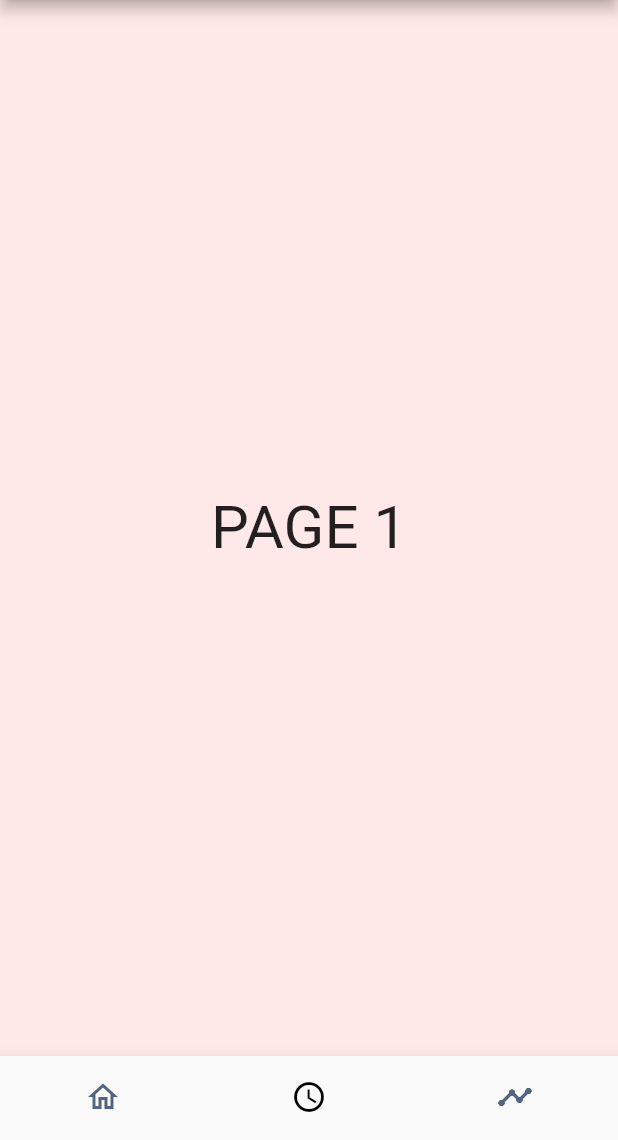
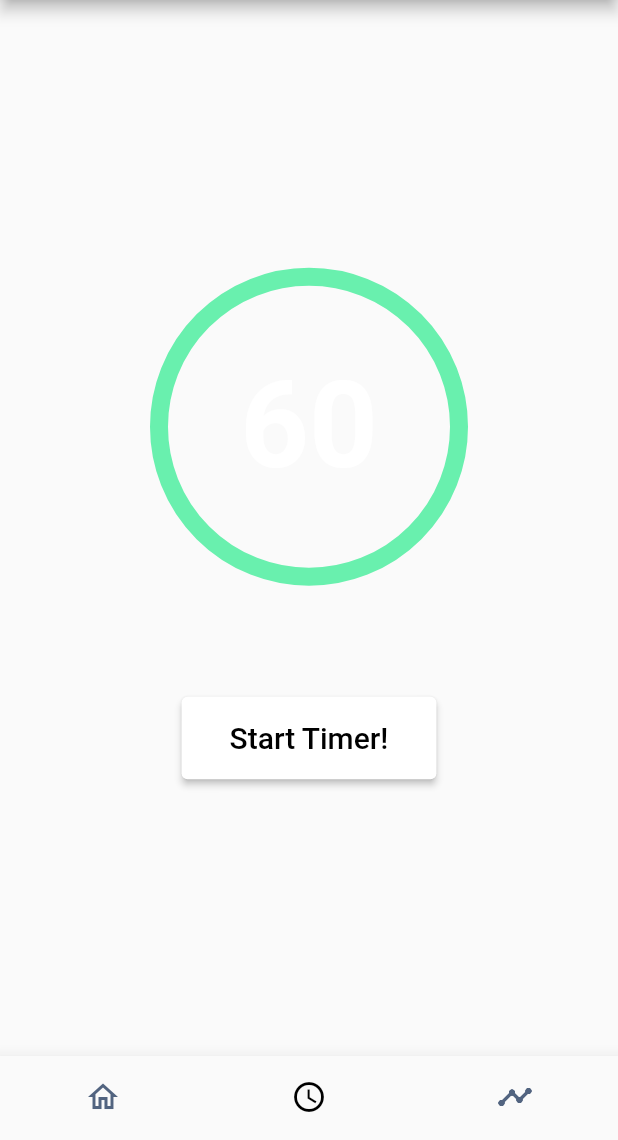
Before and after one commit to DudaSSilva/AS_APP, a Flutter app: the PacoteHabitos screen opened directly, item 2 of the bottom bar chosen, on a phone screen of 412 x 824 dp, the part 96-1236 px from its top. Run offline on Flutter 3.47's test engine with Material 2 defaults, Android fonts, the phone set to English and light mode, and no system bars; our stand-ins replace fluentui_icons, image_picker, shared_preferences, sqflite, table_calendar, url_launcher_web; missing offline and left inert: flash_card, image_picker_for_web, shared_preferences_web; accounts and stored records are empty.

Commit message:
Cronometro

```diff
--- a/lib/pages/habit/pacote_habitos.dart
+++ b/lib/pages/habit/pacote_habitos.dart
@@ -1,3 +1,4 @@
+import 'package:asapp/pages/timer/cronometro.dart';
 import 'package:asapp/widget/widget_flashcard_habit.dart';
 import 'package:flutter/material.dart';
 import '../../data/dao/images_dao.dart';
@@ -31,7 +32,7 @@ class _PacoteHabitosState extends State<PacoteHabitos> {
     super.initState();
     pages = [
       buildHomePageHabit(),
-      const Center(child: Text('PAGE 1', style: TextStyle(fontSize: 40))),
+      Cronometro(),
       const Center(child: Text('PAGE 2', style: TextStyle(fontSize: 40))),
     ];
   }
--- a/lib/pages/timer/cronometro.dart
+++ b/lib/pages/timer/cronometro.dart
@@ -1,10 +1,17 @@
 import 'dart:async';
-
 import 'package:flutter/material.dart';
-
 import '../../widget/timer.dart';
 
-const maxSeconds = 60;
+class Cronometro extends StatefulWidget {
+  const Cronometro({Key? key}) : super(key: key);
+
+  @override
+  _CronometroState createState() => _CronometroState();
+}
+
+class _CronometroState extends State<Cronometro> {
+
+  static const maxSeconds = 60;
   int seconds = maxSeconds;
   Timer? timer;
 
@@ -33,11 +40,10 @@ void stopTimer({bool reset = true}) {
   void setState(void Function() param0) {
   }
 
-var child;
+  @override
+
   Widget build(BuildContext context) => Scaffold(
-    body:
-    child(
-      Center(
+      body: Center(
           child: Column(
             mainAxisAlignment: MainAxisAlignment.center,
             children: [
@@ -47,9 +53,7 @@ Widget build(BuildContext context) => Scaffold(
             ],
           ),
         ),
-    )
   );
-
 
   Widget buildButtons() {
     final isRunning = timer == null? false: timer!.isActive;
@@ -122,3 +126,5 @@ Widget buildTime() {
       );
     }
   }
+
+}
```
Lines whose indentation alone changed are shown as unchanged.
